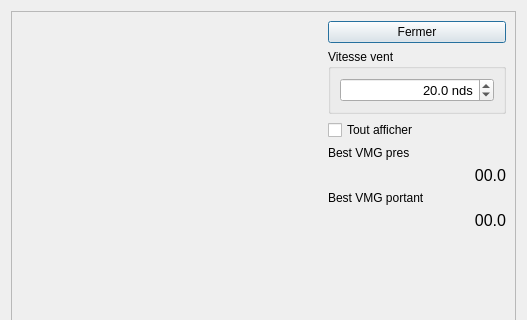
This is src/Ui/dialogviewpolar.ui in nohal/qtVlm as Qt 5 draws it before an edit; both pictures show x 0 to 527 and y 0 to 320 of the 527 by 487 pixel window. The edited form follows.
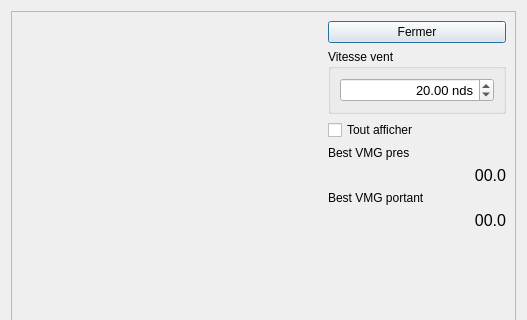
This is the edited form.

```diff
--- a/src/Ui/dialogviewpolar.ui
+++ b/src/Ui/dialogviewpolar.ui
@@ -71,7 +71,7 @@
               <string> nds</string>
              </property>
              <property name="decimals">
-              <number>1</number>
+              <number>2</number>
              </property>
              <property name="minimum">
               <double>1.000000000000000</double>
```
